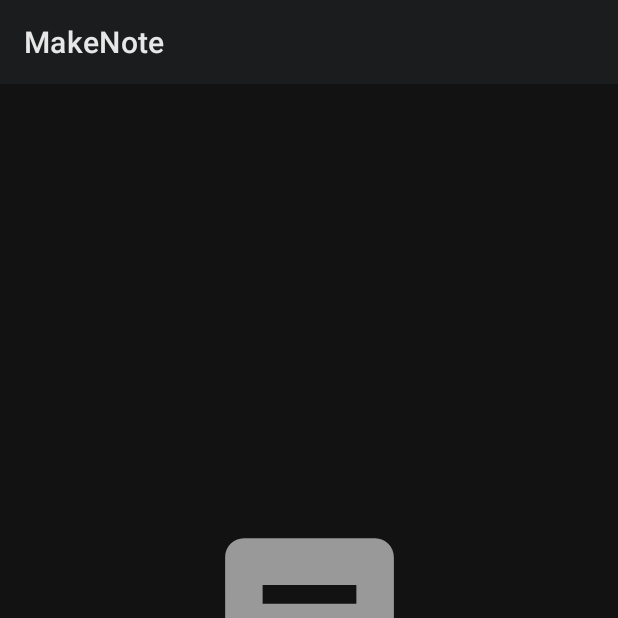
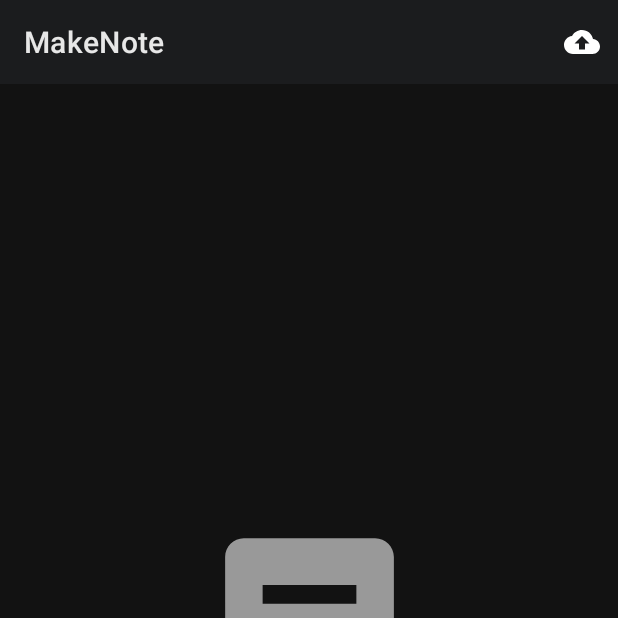
Before and after one commit to vismay02/Make-A-Note, an Android app: the screen it shows after launch (MainActivity), on a phone screen of 412 x 824 dp, the top half of it. Run offline under Robolectric (Android 15) with nearby library versions, the phone set to English and light mode, and no system bars; our stand-ins replace Dagger/Hilt's generated code, Room's generated code; 3 statements that could not run were skipped.

Commit message:
Added backup menu option in the toolbar and working on reading and writing data from Firebase Realtime database.

```diff
--- a/app/src/main/AndroidManifest.xml
+++ b/app/src/main/AndroidManifest.xml
@@ -10,6 +10,9 @@
         android:roundIcon="@mipmap/ic_launcher_round"
         android:supportsRtl="true"
         android:theme="@style/Theme.MakeANote">
+        <activity
+            android:name="com.vismay.makeanote.ui.oauth.LoginActivity"
+            android:exported="false" />
         <activity
             android:name="com.vismay.makeanote.ui.createupdatenote.CreateUpdateNoteActivity"
             android:exported="false"
--- a/app/src/main/java/com/vismay/makeanote/MakeANoteApplication.kt
+++ b/app/src/main/java/com/vismay/makeanote/MakeANoteApplication.kt
@@ -1,6 +1,9 @@
 package com.vismay.makeanote
 
 import android.app.Application
+import com.google.firebase.FirebaseApp
+import com.google.firebase.appcheck.FirebaseAppCheck
+import com.google.firebase.appcheck.playintegrity.PlayIntegrityAppCheckProviderFactory
 import dagger.hilt.android.HiltAndroidApp
 
 @HiltAndroidApp
@@ -8,5 +11,10 @@ class MakeANoteApplication : Application() {
 
     override fun onCreate() {
         super.onCreate()
+        FirebaseApp.initializeApp(this)
+        val firebaseAppCheck = FirebaseAppCheck.getInstance()
+        firebaseAppCheck.installAppCheckProviderFactory(
+            PlayIntegrityAppCheckProviderFactory.getInstance()
+        )
     }
 }
--- a/app/src/main/java/com/vismay/makeanote/ui/notes/MainActivity.kt
+++ b/app/src/main/java/com/vismay/makeanote/ui/notes/MainActivity.kt
@@ -3,6 +3,8 @@ package com.vismay.makeanote.ui.notes
 import android.app.Activity
 import android.content.Intent
 import android.os.Bundle
+import android.view.Menu
+import android.view.MenuItem
 import androidx.activity.result.contract.ActivityResultContracts
 import androidx.activity.viewModels
 import androidx.core.widget.addTextChangedListener
@@ -13,9 +15,11 @@ import com.vismay.makeanote.data.local.db.entity.NoteEntity
 import com.vismay.makeanote.databinding.ActivityMainBinding
 import com.vismay.makeanote.ui.base.BaseActivity
 import com.vismay.makeanote.ui.createupdatenote.CreateUpdateNoteActivity
+import com.vismay.makeanote.ui.oauth.LoginActivity
 import com.vismay.makeanote.utils.Constants
 import com.vismay.makeanote.utils.WrapContentLinearLayoutManager
 import com.vismay.makeanote.utils.extensions.ActivityExtension.hideKeyboard
+import com.vismay.makeanote.utils.extensions.ActivityExtension.launchActivity
 import com.vismay.makeanote.utils.extensions.ActivityExtension.showAlertDialog
 import com.vismay.makeanote.utils.extensions.ViewExtensions.clicks
 import com.vismay.makeanote.utils.extensions.ViewExtensions.onDone
@@ -24,8 +28,10 @@ import dagger.hilt.android.AndroidEntryPoint
 import kotlinx.coroutines.flow.launchIn
 import kotlinx.coroutines.flow.onEach
 
+
 @AndroidEntryPoint
 class MainActivity : BaseActivity<ActivityMainBinding, MainActivityViewModel>() {
+
     private val getResult =
         registerForActivityResult(
             ActivityResultContracts.StartActivityForResult()
@@ -61,6 +67,7 @@ class MainActivity : BaseActivity<ActivityMainBinding, MainActivityViewModel>()
 
     override fun onCreate(savedInstanceState: Bundle?) {
         super.onCreate(savedInstanceState)
+        setSupportActionBar(mViewBinding.includeToolbarMain.toolbar)
         setupListeners()
         setupSearch()
         addObservers()
@@ -134,7 +141,30 @@ class MainActivity : BaseActivity<ActivityMainBinding, MainActivityViewModel>()
         })
     }
 
+    override fun onCreateOptionsMenu(menu: Menu?): Boolean {
+        menuInflater.inflate(R.menu.main_menu, menu)
+        return super.onCreateOptionsMenu(menu)
+    }
+
+    override fun onOptionsItemSelected(item: MenuItem): Boolean {
+        return when (item.itemId) {
+            R.id.backup_notes -> {
+                showSignInActivity()
+                true
+            }
+            else -> super.onOptionsItemSelected(item)
+        }
+    }
+
+    private fun showSignInActivity() {
+        launchActivity<LoginActivity>()
+    }
+
     override fun getBinding(): ActivityMainBinding = ActivityMainBinding.inflate(layoutInflater)
 
     override val viewModel: MainActivityViewModel by viewModels()
+
+    companion object {
+        val TAG = MainActivity::class.java.simpleName
+    }
 }
--- /dev/null
+++ b/app/src/main/res/drawable/ic_backup.xml
@@ -0,0 +1,5 @@
+<vector android:height="24dp" android:tint="#FFFFFF"
+    android:viewportHeight="24" android:viewportWidth="24"
+    android:width="24dp" xmlns:android="http://schemas.android.com/apk/res/android">
+    <path android:fillColor="@android:color/white" android:pathData="M19.35,10.04C18.67,6.59 15.64,4 12,4 9.11,4 6.6,5.64 5.35,8.04 2.34,8.36 0,10.91 0,14c0,3.31 2.69,6 6,6h13c2.76,0 5,-2.24 5,-5 0,-2.64 -2.05,-4.78 -4.65,-4.96zM14,13v4h-4v-4H7l5,-5 5,5h-3z"/>
+</vector>
--- a/app/src/main/res/layout/toolbar.xml
+++ b/app/src/main/res/layout/toolbar.xml
@@ -11,24 +11,15 @@
         app:layout_constraintStart_toStartOf="parent"
         app:layout_constraintTop_toTopOf="parent">
 
-        <androidx.constraintlayout.widget.ConstraintLayout
+        <androidx.appcompat.widget.Toolbar
+            android:id="@+id/toolbar"
             android:layout_width="match_parent"
-            android:layout_height="match_parent">
-
-            <androidx.appcompat.widget.Toolbar
-                android:layout_width="0dp"
             android:layout_height="match_parent"
             android:background="@color/purple_700"
             android:elevation="@dimen/_4dp"
             android:textAlignment="center"
-                app:layout_constraintBottom_toBottomOf="parent"
-                app:layout_constraintEnd_toEndOf="parent"
-                app:layout_constraintStart_toStartOf="parent"
-                app:layout_constraintTop_toTopOf="parent"
             app:title="@string/app_name"
             app:titleTextColor="@color/mercury" />
-
-        </androidx.constraintlayout.widget.ConstraintLayout>
 
     </com.google.android.material.appbar.AppBarLayout>
 
--- /dev/null
+++ b/app/src/main/res/menu/main_menu.xml
@@ -0,0 +1,9 @@
+<?xml version="1.0" encoding="utf-8"?>
+<menu xmlns:android="http://schemas.android.com/apk/res/android"
+    xmlns:app="http://schemas.android.com/apk/res-auto">
+    <item
+        android:id="@+id/backup_notes"
+        android:icon="@drawable/ic_backup"
+        android:title="@string/menu_backup"
+        app:showAsAction="ifRoom" />
+</menu>
--- a/app/src/main/res/values/strings.xml
+++ b/app/src/main/res/values/strings.xml
@@ -11,4 +11,5 @@
     <string name="all_hint_search">Search</string>
     <string name="all_no_note">Your notes appear here</string>
     <string name="all_no_result">No result found</string>
+    <string name="menu_backup">Back Up</string>
 </resources>
```
Also changed, not shown: app/build.gradle (+6 -1 lines), app/src/main/java/com/vismay/makeanote/ui/oauth/LoginActivity.kt (added, +70 -0 lines), app/src/main/java/com/vismay/makeanote/ui/oauth/LoginViewModel.kt (added, +25 -0 lines), app/src/main/res/layout/activity_login.xml (added, +19 -0 lines). Lines whose indentation alone changed are shown as unchanged.
